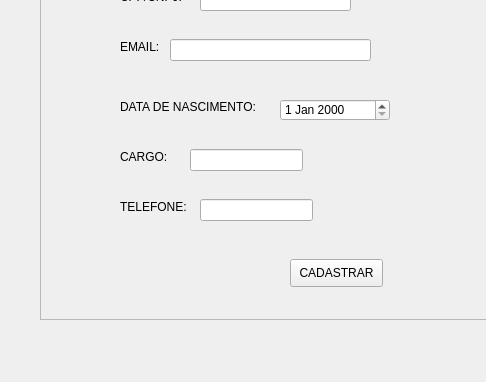
Above: App/view/ui/cadastroPessoas.ui from Senac-SOR-ADS/Mapa-de-Sala before the change; both pictures show x 0 to 486 and y 171 to 553 of the 705 by 553 pixel window. Below: the same form after it.
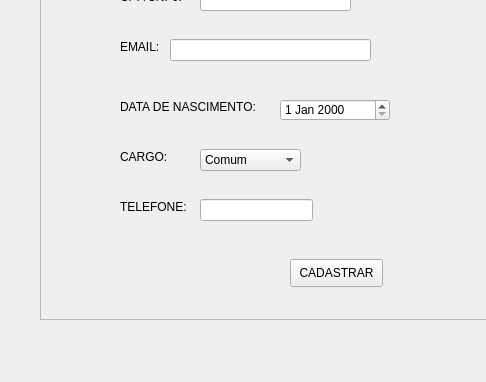
That is the form after the change.

Commit message: Modificações controller de pessoa  (#72)

What changed in the file:
```diff
--- a/App/view/ui/cadastroPessoas.ui
+++ b/App/view/ui/cadastroPessoas.ui
@@ -175,16 +175,6 @@
      </rect>
     </property>
    </widget>
-   <widget class="QLineEdit" name="cargo">
-    <property name="geometry">
-     <rect>
-      <x>150</x>
-      <y>290</y>
-      <width>113</width>
-      <height>22</height>
-     </rect>
-    </property>
-   </widget>
    <widget class="QLineEdit" name="telefone">
     <property name="geometry">
      <rect>
@@ -208,6 +198,36 @@
      <string/>
     </property>
    </widget>
+   <widget class="QComboBox" name="cargo">
+    <property name="geometry">
+     <rect>
+      <x>160</x>
+      <y>290</y>
+      <width>101</width>
+      <height>22</height>
+     </rect>
+    </property>
+    <item>
+     <property name="text">
+      <string>Comum</string>
+     </property>
+    </item>
+    <item>
+     <property name="text">
+      <string>Apoio</string>
+     </property>
+    </item>
+    <item>
+     <property name="text">
+      <string>Patrimonio</string>
+     </property>
+    </item>
+    <item>
+     <property name="text">
+      <string>Administrador</string>
+     </property>
+    </item>
+   </widget>
   </widget>
  </widget>
  <resources/>
```
The commit also changes 1 other file.
